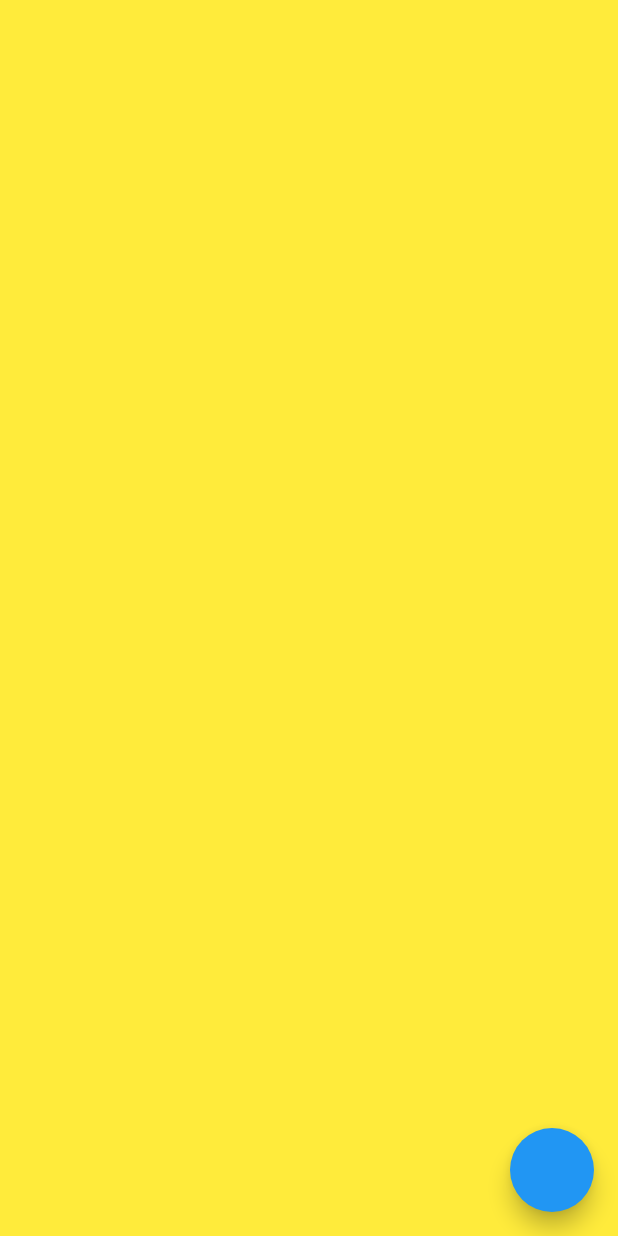
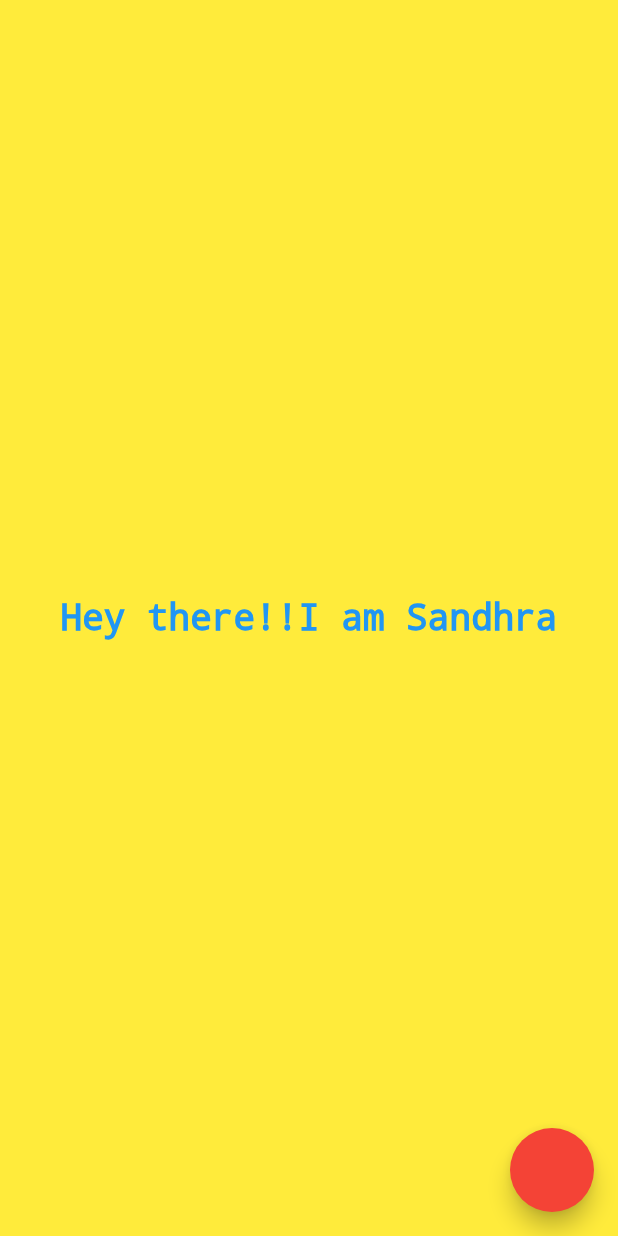
Before and after one commit to SandhraPrathap/ProfileApp, a Flutter app: the screen it shows after launch, on a phone screen of 412 x 824 dp. Run offline on Flutter 3.47's test engine with Material 2 defaults, Android fonts, the phone set to English and light mode, and no system bars.

Commit message:
color changed

```diff
--- a/lib/main.dart
+++ b/lib/main.dart
@@ -21,13 +21,21 @@ class _ProfileState extends State<Profile> {
   Widget build(BuildContext context) {
     return Scaffold(
       backgroundColor: flag ? Colors.deepPurple : Colors.yellow,
-      floatingActionButton: FloatingActionButton(onPressed: buttonstate()),
+      floatingActionButton: FloatingActionButton(
+        onPressed: () {
+          return buttonstate();
+        },
+        backgroundColor: flag ? Colors.green : Colors.red,
+      ),
       body: Container(
-        child: Text('Hey there!!I am Sandhra',
-            style: TextStyle(
-                fontWeight: FontWeight.bold,
-                fontFamily: 'monospace',
-                color: flag ? Colors.yellow : Colors.blue)),
+        child: Center(
+          child: Text('Hey there!!I am Sandhra',
+              style: TextStyle(
+                  fontSize: 24,
+                  fontWeight: FontWeight.bold,
+                  fontFamily: 'monospace',
+                  color: flag ? Colors.yellow : Colors.blue)),
+        ),
       ),
     );
   }
```
